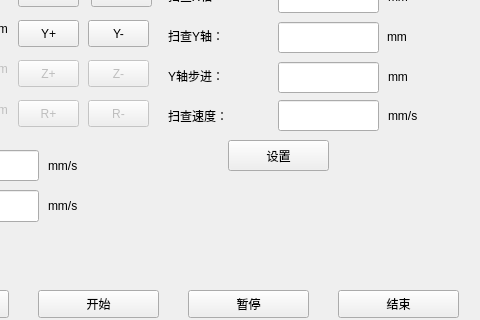
Before: the Qt Designer form mainwindow.ui in chuge007/tcpMotor, drawn with Qt 5; both pictures show x 262 to 742 and y 157 to 477 of the 742 by 566 pixel window.
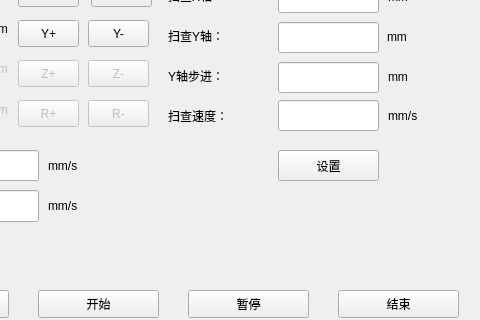
After: the same form once the commit is applied.

```diff
--- a/mainwindow.ui
+++ b/mainwindow.ui
@@ -1627,8 +1627,8 @@
    <widget class="QPushButton" name="setBtn">
     <property name="geometry">
      <rect>
-      <x>490</x>
-      <y>280</y>
+      <x>540</x>
+      <y>290</y>
       <width>101</width>
       <height>31</height>
      </rect>
```
